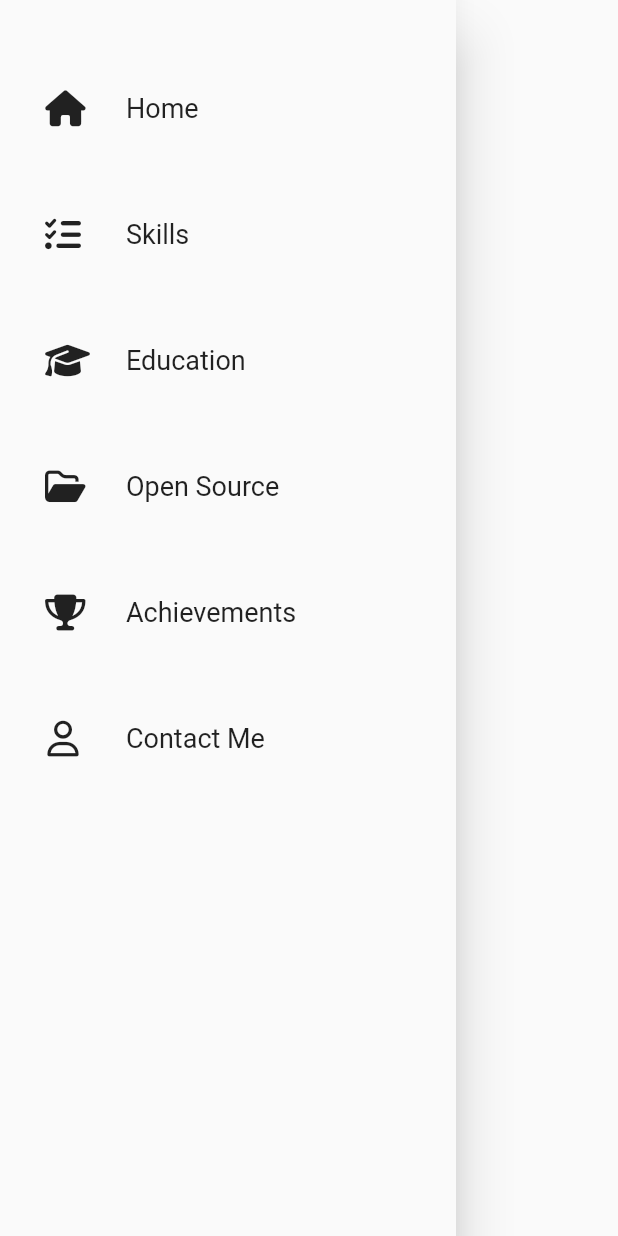
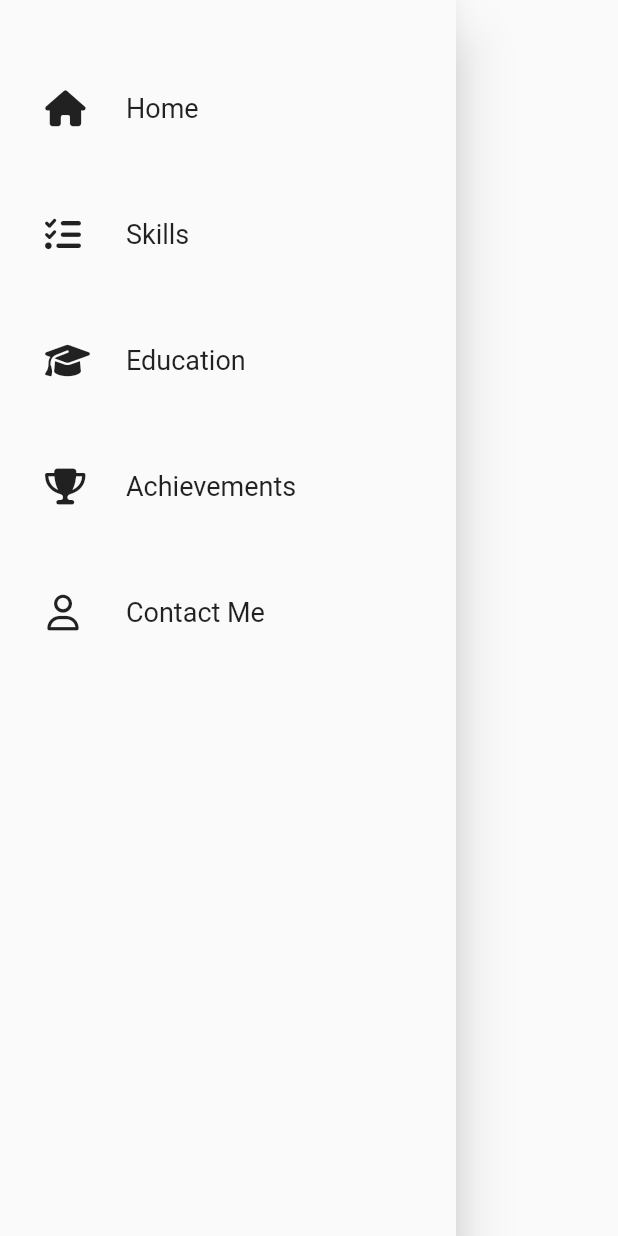
Before and after one commit to EricssonXD/ericssonxd.github.io, a Flutter app: the NavigationDrawer widget shown alone on an empty page, opened directly, on a phone screen of 412 x 824 dp. Run offline on Flutter 3.47's test engine with Material 2 defaults, Android fonts, the phone set to English and light mode, and no system bars; our stand-ins replace adaptive_theme, flutter_riverpod, flutter_screenutil, font_awesome_flutter, get_it, getwidget and 5 more; missing offline and left inert: dart:html, dart:js, dyn_mouse_scroll, flutter_rounded_progress_bar; generated files the repository leaves out were written again.

Commit message:
Quick Fix

```diff
--- a/lib/include/navbar/drawer/drawernav.dart
+++ b/lib/include/navbar/drawer/drawernav.dart
@@ -17,8 +17,8 @@ class NavigationDrawer extends StatelessWidget {
             DrawerItem('Skills', FontAwesomeIcons.listCheck, SkillsRoute),
             DrawerItem(
                 'Education', FontAwesomeIcons.graduationCap, EducationRoute),
-            DrawerItem(
-                'Open Source', FontAwesomeIcons.folderOpen, ProjectsRoute),
+            // DrawerItem(
+            //     'Open Source', FontAwesomeIcons.folderOpen, ProjectsRoute),
             DrawerItem(
                 'Achievements', FontAwesomeIcons.trophy, AchievementsRoute),
             // DrawerItem('Blogs', FontAwesomeIcons.bloggerB, BlogRoute),
```
Also changed, not shown: pubspec.yaml (+6 -1 lines).
